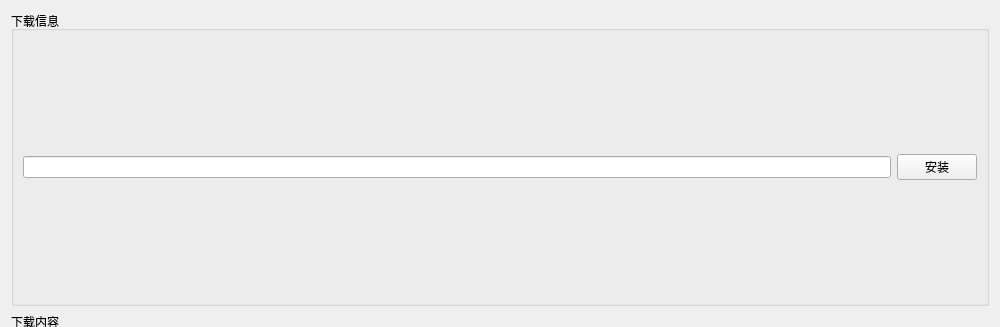
Before: the Qt Designer form Ui/Downloader/Minecraft.ui in 1604042736/FMCL, drawn with Qt 5; both pictures show x 0 to 1000 and y 0 to 327 of the 1000 by 618 pixel window.
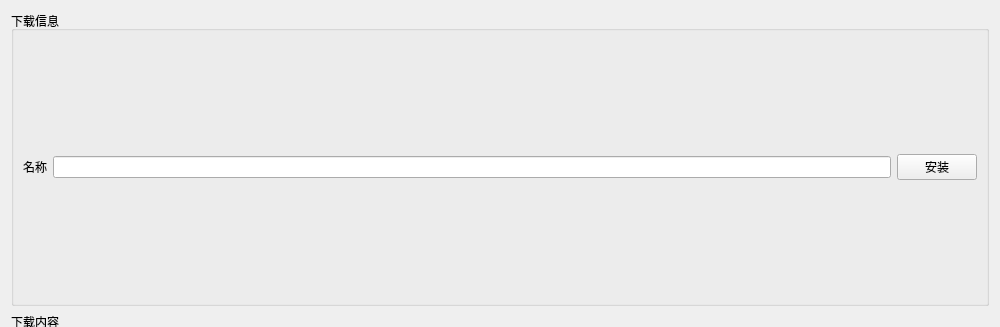
After: the same form once the commit is applied.

What changed in the file:
```diff
--- a/Ui/Downloader/Minecraft.ui
+++ b/Ui/Downloader/Minecraft.ui
@@ -21,9 +21,16 @@
      </property>
      <layout class="QGridLayout" name="gridLayout_2">
       <item row="0" column="0">
-       <widget class="QLineEdit" name="le_name"/>
+       <widget class="QLabel" name="label_2">
+        <property name="text">
+         <string>名称</string>
+        </property>
+       </widget>
       </item>
       <item row="0" column="1">
+       <widget class="QLineEdit" name="le_name"/>
+      </item>
+      <item row="0" column="2">
        <widget class="QPushButton" name="pb_install">
         <property name="text">
          <string>安装</string>
```
